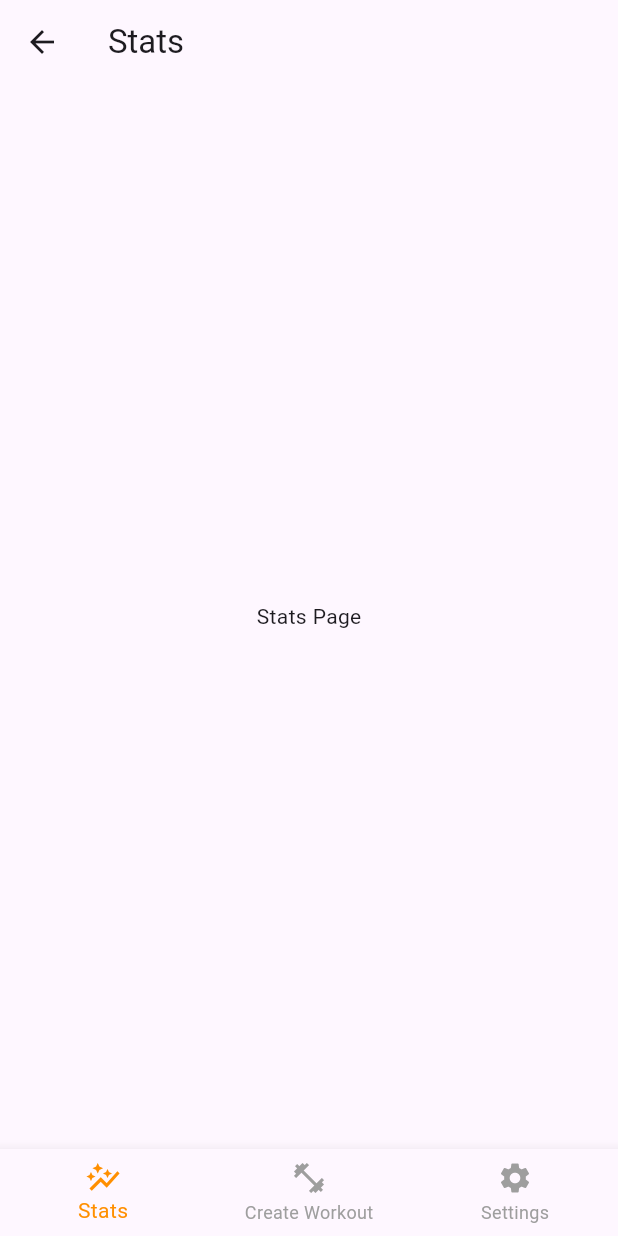
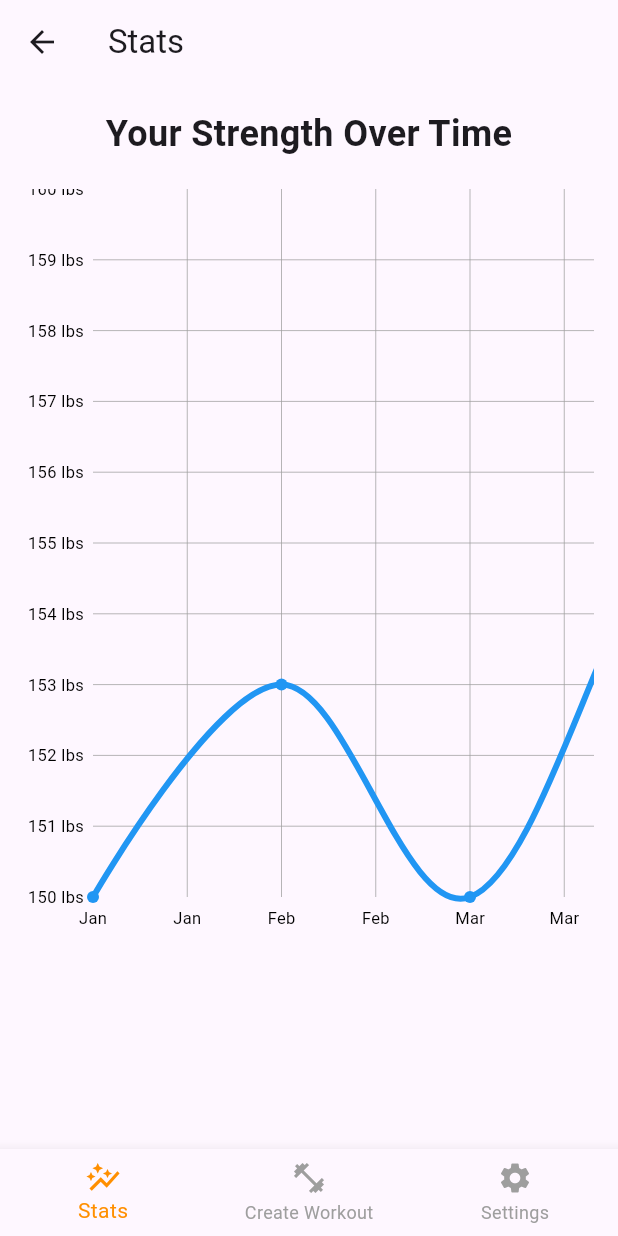
Before and after one commit to Ameer-Mushani/Delta-Gains, a Flutter app: the StatsPage screen opened by its route, on a phone screen of 412 x 824 dp. Run offline on Flutter 3.47's test engine with Material 3 defaults, Android fonts, the phone set to English and light mode, and no system bars; drawn by our look-alikes of fl_chart; our stand-ins replace expansion_tile_card, table_calendar.

Commit message:
added stats page

```diff
--- a/lib/navbar.dart
+++ b/lib/navbar.dart
@@ -4,7 +4,7 @@ class BottomNavBar extends StatelessWidget {
   final int selectedIndex;
   final Function(String) onItemSelected;
 
-  BottomNavBar({required this.selectedIndex, required this.onItemSelected});
+  const BottomNavBar({super.key, required this.selectedIndex, required this.onItemSelected});
 
   @override
   Widget build(BuildContext context) {
--- a/lib/stats.dart
+++ b/lib/stats.dart
@@ -1,13 +1,19 @@
 import 'package:flutter/material.dart';
-import 'main.dart'; // Ensure this import is correct to access BottomNavBar
+import 'package:fl_chart/fl_chart.dart';
+import 'package:intl/intl.dart';
+
+// Ensure this import is correct to access BottomNavBar
 import 'navbar.dart';
+
 class StatsPage extends StatefulWidget {
+  const StatsPage({super.key});
+
   @override
   _StatsPageState createState() => _StatsPageState();
 }
 
 class _StatsPageState extends State<StatsPage> {
-  int _selectedIndex = 0;
+  final int _selectedIndex = 0;
 
   void _onNavigate(String routeName) {
     if (ModalRoute.of(context)?.settings.name != routeName) {
@@ -19,10 +25,89 @@ class _StatsPageState extends State<StatsPage> {
   Widget build(BuildContext context) {
     return Scaffold(
       appBar: AppBar(
-        title: Text('Stats'),
+        title: const Text('Stats'),
       ),
-      body: Center(
-        child: Text('Stats Page'),
+      body: Padding(
+        padding: const EdgeInsets.all(16.0),
+        child: Column(
+          crossAxisAlignment: CrossAxisAlignment.stretch,
+          children: <Widget>[
+            Text(
+              'Your Strength Over Time',
+              style: TextStyle(fontSize: 24, fontWeight: FontWeight.bold),
+              textAlign: TextAlign.center,
+            ),
+            SizedBox(height: 20),
+            Container(
+              height: 500,
+              child: SingleChildScrollView(
+                scrollDirection: Axis.horizontal,
+                child: Container(
+                  width: 800, // width can be adjusted based on the number of data points
+                  child: LineChart(
+                    LineChartData(
+                      gridData: FlGridData(show: true),
+                      titlesData: FlTitlesData(
+                        bottomTitles: SideTitles(
+                          showTitles: true,
+                          getTitles: (value) {
+                            switch (value.toInt()) {
+                              case 0:
+                                return 'Jan';
+                              case 1:
+                                return 'Feb';
+                              case 2:
+                                return 'Mar';
+                              case 3:
+                                return 'Apr';
+                              case 4:
+                                return 'May';
+                              case 5:
+                                return 'Jun';
+                              case 6:
+                                return 'Jul';
+                              default:
+                                return '';
+                            }
+                          },
+                        ),
+                        leftTitles: SideTitles(
+                          showTitles: true,
+                          reservedSize: 40,
+                          getTitles: (value) {
+                            return '${value.toInt()} lbs';
+                          },
+                        ),
+                      ),
+                      borderData: FlBorderData(show: false),
+                      lineBarsData: [
+                        LineChartBarData(
+                          spots: [
+                            FlSpot(0, 150),
+                            FlSpot(1, 153),
+                            FlSpot(2, 150),
+                            FlSpot(3, 155),
+                            FlSpot(4, 158),
+                            FlSpot(5, 157),
+                            FlSpot(6, 160),
+                          ],
+                          isCurved: true,
+                          colors: [Colors.blue],
+                          barWidth: 4,
+                          isStrokeCapRound: true,
+                          dotData: FlDotData(
+                            show: true,
+                          ),
+                          belowBarData: BarAreaData(show: false),
+                        )
+                      ],
+                    ),
+                  ),
+                ),
+              ),
+            ),
+          ],
+        ),
       ),
       bottomNavigationBar: BottomNavBar(
         selectedIndex: _selectedIndex,
--- a/lib/workout_provider.dart
+++ b/lib/workout_provider.dart
@@ -1,7 +1,7 @@
 import 'package:flutter/material.dart';
 import 'workout.dart';
 class WorkoutProvider extends ChangeNotifier {
-  List<Workout> _workouts = [];
+  final List<Workout> _workouts = [];
   List<Workout> get workouts => _workouts;
 
   void addWorkout(Workout workout) {
--- a/pubspec.yaml
+++ b/pubspec.yaml
@@ -38,7 +38,7 @@ dependencies:
   table_calendar: ^3.1.0
   expansion_tile_card: ^3.0.0
   provider: ^5.0.0
-
+  fl_chart: ^0.36.0
 dev_dependencies:
   flutter_test:
     sdk: flutter
```
Also changed, not shown: lib/create_workout.dart (+10 -9 lines), lib/edit_workout.dart (+20 -19 lines), lib/main.dart (+14 -10 lines), lib/settings.dart (+7 -5 lines), lib/weight_selector.dart (+11 -12 lines), pubspec.lock.
